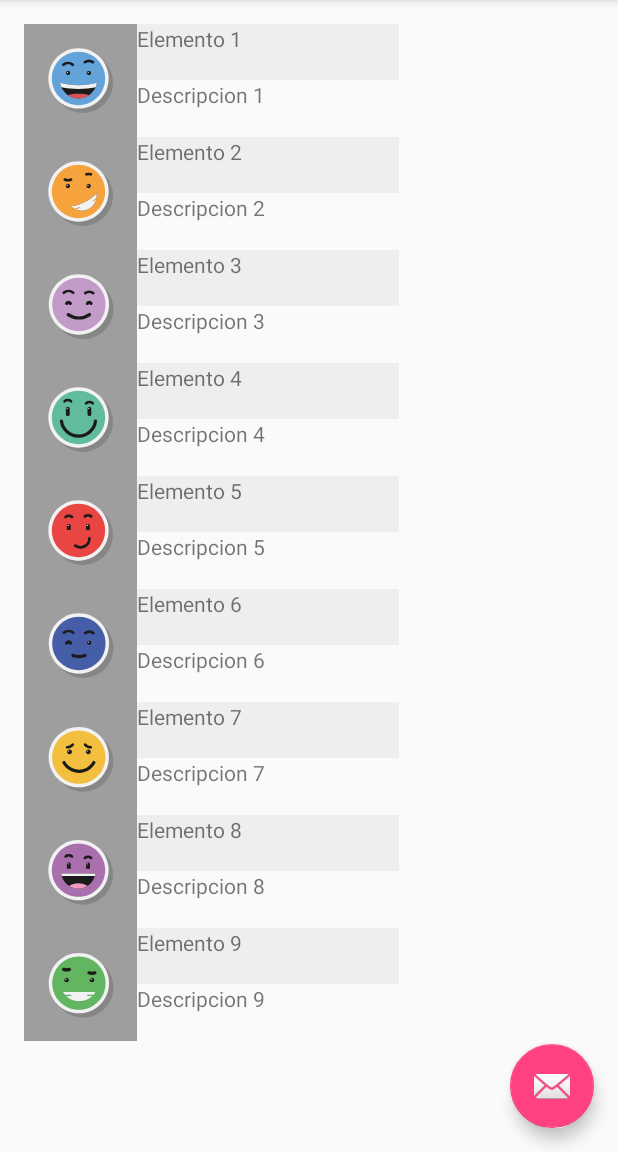
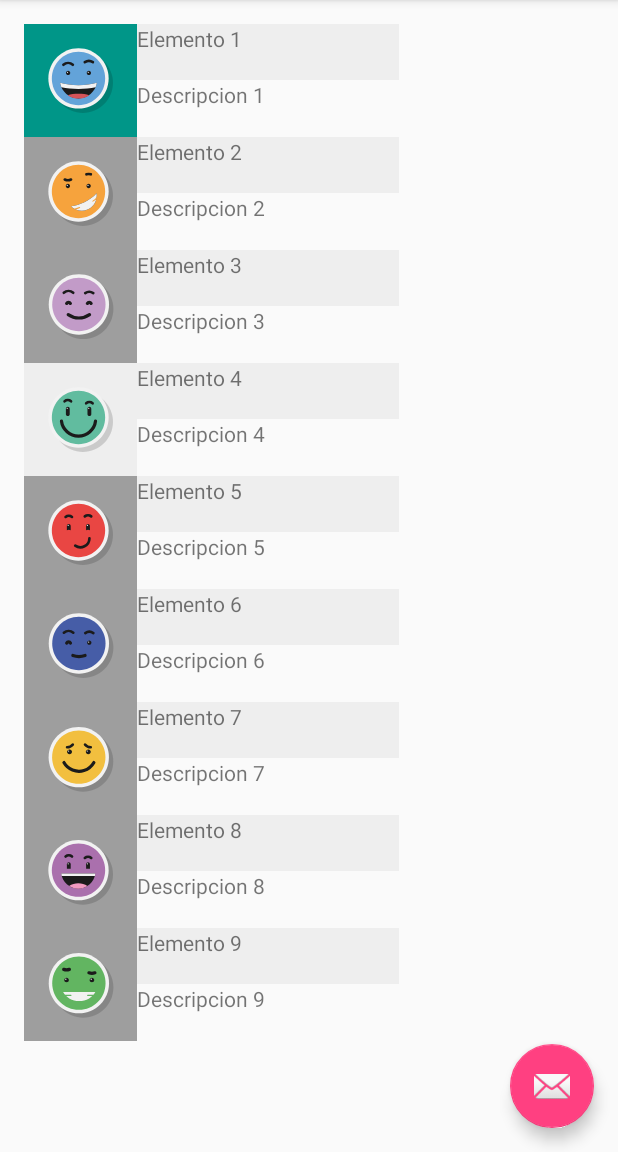
Before and after one commit to AlexisRoj/ProjectUnitThree, an Android app: the screen it shows after launch (MainActivity), on a phone screen of 412 x 824 dp, the part 84-1236 px from its top. Run offline under Robolectric (Android 15) with nearby library versions, the phone set to English and light mode, and no system bars.

Commit message:
Se mejora menu visualmente

```diff
--- a/app/src/main/java/com/innovagenesis/aplicaciones/android/projectunitthree/MenuAHome.java
+++ b/app/src/main/java/com/innovagenesis/aplicaciones/android/projectunitthree/MenuAHome.java
@@ -43,6 +43,7 @@ public class MenuAHome extends Fragment {
 
     private ArrayList<MenuA> items() {
 
+        TypedArray colorImgMA = getResources().obtainTypedArray(R.array.colorImgMenuA);
         TypedArray imgMenuA = getResources().obtainTypedArray(R.array.imgMenuA);
         String[] titleMenuA = getResources().getStringArray(R.array.titleAMenuA);
         String[] descMenuA = getResources().getStringArray(R.array.descBMenuA);
@@ -52,6 +53,7 @@ public class MenuAHome extends Fragment {
         for (int i = 0; i < imgMenuA.length(); i++){
 
             lista.add(new MenuA(
+                    colorImgMA.getResourceId(i,0),
                     imgMenuA.getResourceId(i,0),
                     titleMenuA[i],
                     descMenuA[i]));
--- a/app/src/main/java/com/innovagenesis/aplicaciones/android/projectunitthree/adapter/AdapterMenuA.java
+++ b/app/src/main/java/com/innovagenesis/aplicaciones/android/projectunitthree/adapter/AdapterMenuA.java
@@ -68,7 +68,8 @@ public class AdapterMenuA extends BaseAdapter {
 
         /** Seccion para propiedades de los elementos se utliza el segundo contructor*/
 
-        //imgMenuA.setBackgroundColor(getItem(position).getColorImgBGMA());
+        imgMenuA.setBackgroundResource(getItem(position).getColorImgBGMA());
+
 
         return view;
     }
--- a/app/src/main/java/com/innovagenesis/aplicaciones/android/projectunitthree/container/MenuA.java
+++ b/app/src/main/java/com/innovagenesis/aplicaciones/android/projectunitthree/container/MenuA.java
@@ -9,12 +9,9 @@ public class MenuA {
     private String txtAMenuA;
     private String txtBMenuA;
     private int imgAmenuA;
-    int colorImgBGMA; // color de backgruond Imagen Menu A //
+    private int colorImgBGMA; // color de backgruond Imagen Menu A //
 
-    /** Se utiliza este constructor para cambiar las propiedades del Grid*/
-    public MenuA(int colorImgBGMA) {
-        this.colorImgBGMA = colorImgBGMA;
-    }
+
 
     public int getColorImgBGMA() {
         return colorImgBGMA;
@@ -26,11 +23,12 @@ public class MenuA {
 
     /** Se utiliza este contructor para Agregar los datos al Grid*/
 
-    public MenuA(int imgAmenuA, String txtAMenuA, String txtBMenuA) {
+    public MenuA(int colorImgBGMA, int imgAmenuA, String txtAMenuA, String txtBMenuA) {
 
         this.imgAmenuA = imgAmenuA;
         this.txtAMenuA = txtAMenuA;
         this.txtBMenuA = txtBMenuA;
+        this.colorImgBGMA = colorImgBGMA;
     }
 
     public int getImgAmenuA() {
--- a/app/src/main/res/values/colors.xml
+++ b/app/src/main/res/values/colors.xml
@@ -7,4 +7,5 @@
     <color name="fondoImgMA">#9E9E9E</color>
     <color name="fondoTxtAA">#EEEEEE</color>
     <color name="fondoTxtBA">#FAFAFA</color>
+    <color name="prueba">#009688</color>
 </resources>
--- a/app/src/main/res/values/strings.xml
+++ b/app/src/main/res/values/strings.xml
@@ -21,7 +21,7 @@
 
     <!-- Imagenes menu no se borra para mantener el ejemplo-->
     <array name="colorImgMenuA">
-        <item>@color/fondoImgMA</item>
+        <item>@color/prueba</item>
         <item>@color/fondoImgMA</item>
         <item>@color/fondoImgMA</item>
         <item>@color/fondoTxtAA</item>
```
